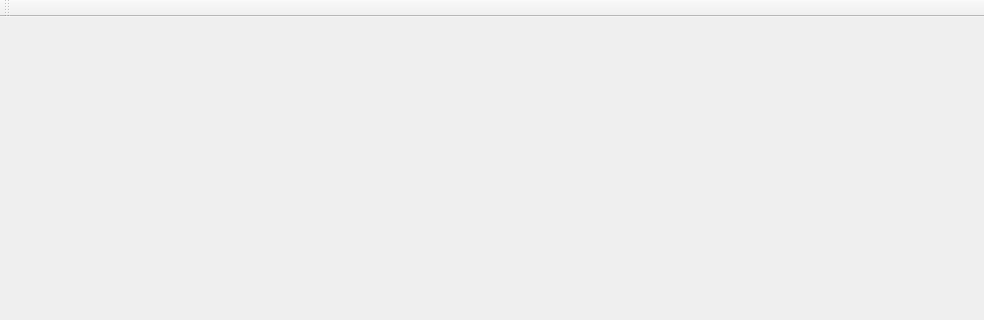
Old version of the form mainwindow.ui in the repository op07n/VisGuider; both pictures show x 0 to 984 and y 0 to 320 of the 984 by 700 pixel window.
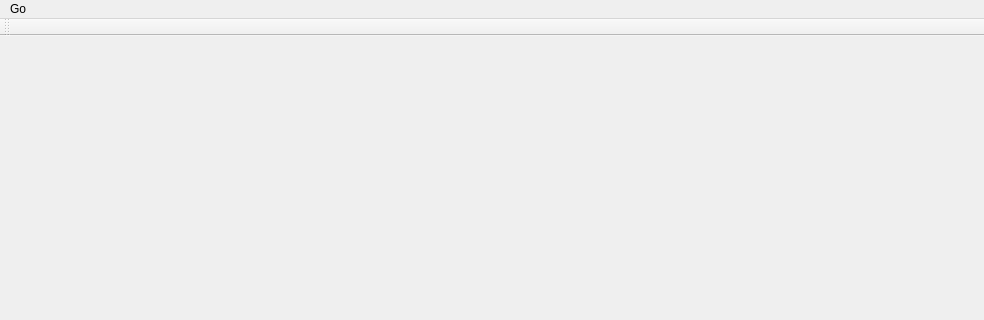
New version of the form.

```diff
--- a/mainwindow.ui
+++ b/mainwindow.ui
@@ -34,6 +34,13 @@
      <height>22</height>
     </rect>
    </property>
+   <widget class="QMenu" name="menuGo">
+    <property name="title">
+     <string>Go</string>
+    </property>
+    <addaction name="actionHome"/>
+   </widget>
+   <addaction name="menuGo"/>
   </widget>
   <widget class="QToolBar" name="mainToolBar">
    <attribute name="toolBarArea">
```
Left out of the diff: 5 changed lines with no effect on the pictures.
